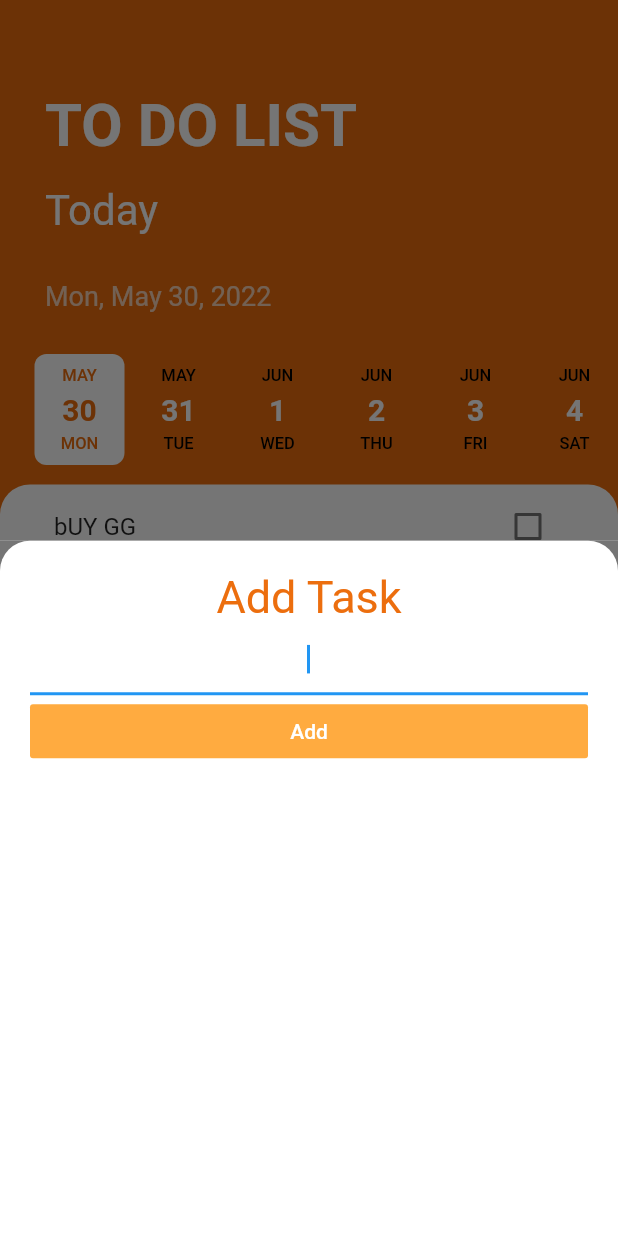
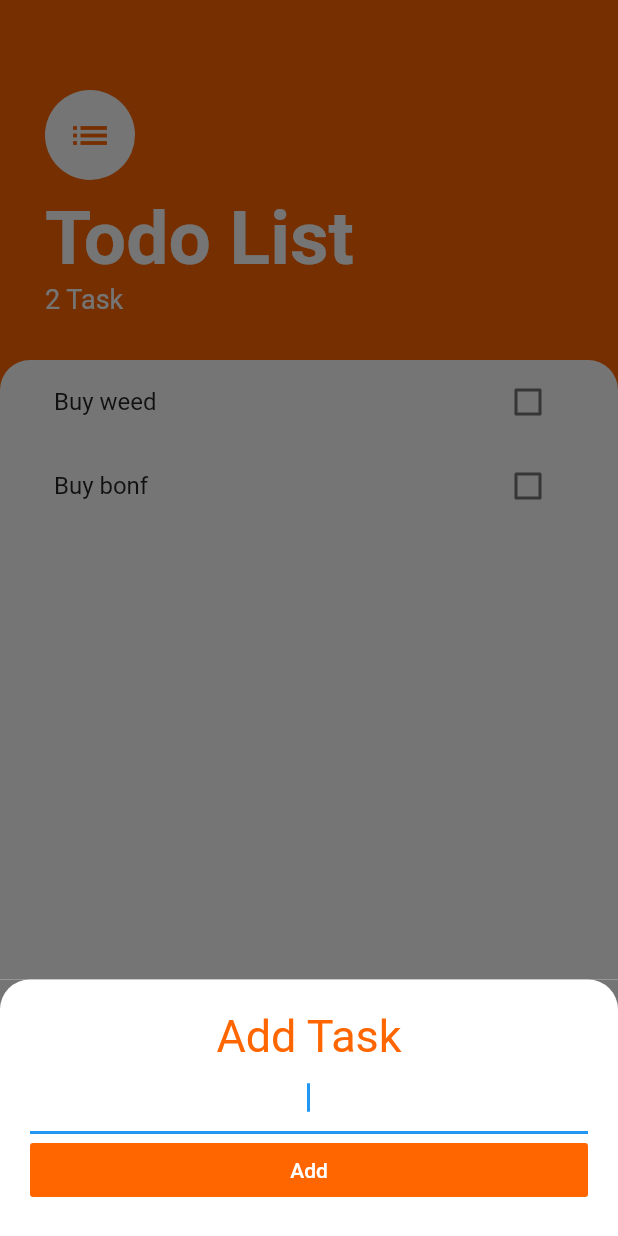
Before and after one commit to bineshburjamagar/todolist-app, a Flutter app: the screen it shows after launch, after a tap on the "add" icon, on a phone screen of 412 x 824 dp. Run offline on Flutter 3.47's test engine with Material 2 defaults, Android fonts, the phone set to English and light mode, and no system bars; drawn by our look-alikes of date_picker_timeline.

```diff
--- /dev/null
+++ b/todolist/lib/screens/add_task_screen.dart
@@ -0,0 +1,59 @@
+// ignore_for_file: deprecated_member_use
+
+import 'package:flutter/material.dart';
+
+class AddTaskScreen extends StatelessWidget {
+  final Function addTaskCallback;
+  // ignore: use_key_in_widget_constructors
+  const AddTaskScreen(this.addTaskCallback);
+  @override
+  Widget build(BuildContext context) {
+    String? newTaskTitle;
+
+    return Container(
+      color: const Color(0xff757575),
+      child: Container(
+        padding: const EdgeInsets.all(20.0),
+        decoration: const BoxDecoration(
+          color: Colors.white,
+          borderRadius: BorderRadius.only(
+            topLeft: Radius.circular(20.0),
+            topRight: Radius.circular(20.0),
+          ),
+        ),
+        child: Column(
+          crossAxisAlignment: CrossAxisAlignment.stretch,
+          children: <Widget>[
+            const Text(
+              'Add Task',
+              textAlign: TextAlign.center,
+              style: TextStyle(
+                fontSize: 30.0,
+                color: Color(0xffFF6600),
+              ),
+            ),
+            TextField(
+              autofocus: true,
+              textAlign: TextAlign.center,
+              onChanged: (newText) {
+                newTaskTitle = newText;
+              },
+            ),
+            FlatButton(
+              child: const Text(
+                'Add',
+                style: TextStyle(
+                  color: Colors.white,
+                ),
+              ),
+              color: const Color(0xffFF6600),
+              onPressed: () {
+                addTaskCallback(newTaskTitle);
+              },
+            ),
+          ],
+        ),
+      ),
+    );
+  }
+}
--- a/todolist/lib/screens/task_screen.dart
+++ b/todolist/lib/screens/task_screen.dart
@@ -1,9 +1,7 @@
-// ignore_for_file: deprecated_member_use
-
 import 'package:flutter/material.dart';
+import 'package:todolist/models/task.dart';
+import 'package:todolist/screens/add_task_screen.dart';
 import 'package:todolist/widgets/task_list.dart';
-import 'package:intl/intl.dart';
-import 'package:date_picker_timeline/date_picker_timeline.dart';
 
 class TasksScreen extends StatefulWidget {
   const TasksScreen({Key? key}) : super(key: key);
@@ -13,131 +11,68 @@ class TasksScreen extends StatefulWidget {
 }
 
 class _TasksScreenState extends State<TasksScreen> {
-  Widget buildButtomSheet(BuildContext context) {
-    return Container(
-      color: const Color(0xFF757575),
-      child: Container(
-        decoration: const BoxDecoration(
-            color: Colors.white,
-            borderRadius: BorderRadius.only(
-                topLeft: Radius.circular(20.0),
-                topRight: Radius.circular(20.0))),
-        child: Padding(
-          padding: const EdgeInsets.all(20.0),
-          child: Column(
-            crossAxisAlignment: CrossAxisAlignment.stretch,
-            children: [
-              const Text(
-                'Add Task',
-                textAlign: TextAlign.center,
-                style: TextStyle(fontSize: 30.0, color: Color(0xFFEC6E0E)),
-              ),
-              const TextField(
-                autofocus: true,
-                textAlign: TextAlign.center,
-              ),
-              FlatButton(
-                onPressed: () {},
-                child: const Text(
-                  'Add',
-                  style: TextStyle(color: Colors.white),
-                ),
-                color: Colors.orangeAccent,
-              ),
-            ],
-          ),
-        ),
-      ),
-    );
-  }
-
+  List<Task> tasks = [Task(name: 'Buy weed'), Task(name: 'Buy bonf')];
   @override
   Widget build(BuildContext context) {
     return Scaffold(
-      backgroundColor: const Color(0xFFEC6E0E),
+      backgroundColor: const Color(0xffFF6600),
       floatingActionButton: FloatingActionButton(
+          backgroundColor: const Color(0xffFF6600),
+          child: const Icon(Icons.add),
           onPressed: () {
-          showModalBottomSheet(context: context, builder: buildButtomSheet);
-        },
-        backgroundColor: const Color(0xFFEC6E0E),
-        child: const Icon(Icons.add),
-      ),
+            showModalBottomSheet(
+                context: context,
+                isScrollControlled: true,
+                builder: (context) => SingleChildScrollView(
+                        child: Container(
+                      padding: EdgeInsets.only(
+                          bottom: MediaQuery.of(context).viewInsets.bottom),
+                      child: AddTaskScreen((newTaskTitle) {
+                        setState(() {
+                          tasks.add(Task(name: newTaskTitle));
+                        });
+                        Navigator.pop(context);
+                      }),
+                    )));
+          }),
       body: Column(
         crossAxisAlignment: CrossAxisAlignment.start,
-        children: [
+        children: <Widget>[
           Container(
             padding: const EdgeInsets.only(
                 top: 60.0, left: 30.0, right: 30.0, bottom: 30.0),
             child: Column(
               crossAxisAlignment: CrossAxisAlignment.start,
-              children: [
-                // const CircleAvatar(
-                //   child: Icon(
-                //     Icons.view_list_rounded,
-                //     size: 30.0,
-                //     color: Color(0xFFEC6E0E),
-                //   ),
-                //   backgroundColor: Colors.white,
-                //   radius: 30.0,
-                // ),
-                // const SizedBox(height: 10.0),
-
+              children: <Widget>[
+                const CircleAvatar(
+                  child: Icon(
+                    Icons.list,
+                    size: 30.0,
+                    color: Color(0xffFF6600),
+                  ),
+                  backgroundColor: Colors.white,
+                  radius: 30.0,
+                ),
+                const SizedBox(
+                  height: 10.0,
+                ),
                 const Text(
-                  'TO DO LIST',
+                  'Todo List',
                   style: TextStyle(
                     color: Colors.white,
-                      fontSize: 40,
-                      fontWeight: FontWeight.w700),
+                    fontSize: 50.0,
+                    fontWeight: FontWeight.w700,
                   ),
-                // const Text(
-                //   '666 Tasks',
-                //   style: TextStyle(color: Colors.white, fontSize: 18.0),
-                // ),
-                const SizedBox(
-                  height: 10,
                 ),
-                SizedBox(
-                  height: 40,
-                  child: Row(
-                    mainAxisAlignment: MainAxisAlignment.start,
-                    children: [
-                      Column(
-                        mainAxisAlignment: MainAxisAlignment.end,
-                        children: const [
                 Text(
-                            'Today',
-                            style: TextStyle(color: Colors.white, fontSize: 28),
-                          ),
-                        ],
-                      ),
-                    ],
+                  '${tasks.length} Task',
+                  style: const TextStyle(
+                    color: Colors.white,
+                    fontSize: 18,
                   ),
                 ),
               ],
             ),
-          ),
-          Padding(
-            padding: const EdgeInsets.only(left: 30.0, bottom: 5.0),
-            child: Text(DateFormat.yMMMEd().format(DateTime.now()),
-                style: const TextStyle(color: Colors.white70, fontSize: 18)),
-          ),
-          Container(
-            margin: const EdgeInsets.only(left: 20, top: 20),
-            child: DatePicker(
-              DateTime.now(),
-              height: 80.0,
-              width: 60.0,
-              initialSelectedDate: DateTime.now(),
-              selectionColor: Colors.white,
-              selectedTextColor: const Color(0xFFEC6E0E),
-              dateTextStyle: const TextStyle(
-                  fontSize: 20,
-                  fontWeight: FontWeight.w600,
-                  color: Colors.white),
-            ),
-          ),
-          const SizedBox(
-            height: 10.0,
           ),
           Expanded(
             child: Container(
@@ -146,10 +81,12 @@ class _TasksScreenState extends State<TasksScreen> {
                 color: Colors.white,
                 borderRadius: BorderRadius.only(
                   topLeft: Radius.circular(20.0),
-                      topRight: Radius.circular(20.0))),
-              child: const TaskList(),
+                  topRight: Radius.circular(20.0),
                 ),
-          )
+              ),
+              child: TaskList(tasks),
+            ),
+          ),
         ],
       ),
     );
--- a/todolist/lib/widgets/task_list.dart
+++ b/todolist/lib/widgets/task_list.dart
@@ -3,34 +3,31 @@ import 'package:todolist/models/task.dart';
 import 'package:todolist/widgets/task_tile.dart';
 
 class TaskList extends StatefulWidget {
-  const TaskList({
-    Key? key,
-  }) : super(key: key);
+  final List<Task> tasks;
+  // ignore: use_key_in_widget_constructors
+  const TaskList(
+    this.tasks,
+  );
 
   @override
   State<TaskList> createState() => _TaskListState();
 }
 
 class _TaskListState extends State<TaskList> {
-  List<Task> tasks = [
-    Task(name: 'bUY GG'),
-    Task(name: 'buy xd'),
-    Task(name: 'buy ll')
-  ];
   @override
   Widget build(BuildContext context) {
     return ListView.builder(
       itemBuilder: (context, index) {
         return TaskTile(
-            isChecked: tasks[index].isDone,
-            taskTitle: tasks[index].name,
+            isChecked: widget.tasks[index].isDone,
+            taskTitle: widget.tasks[index].name,
             checkboxCallback: (bool? checkBoxState) {
               setState(() {
-                tasks[index].toggleDone();
+                widget.tasks[index].toggleDone();
               });
             });
       },
-      itemCount: tasks.length,
+      itemCount: widget.tasks.length,
     );
   }
 }
--- a/todolist/lib/widgets/task_tile.dart
+++ b/todolist/lib/widgets/task_tile.dart
@@ -1,5 +1,3 @@
-import 'dart:ffi';
-
 import 'package:flutter/material.dart';
 
 class TaskTile extends StatelessWidget {
--- a/todolist/pubspec.yaml
+++ b/todolist/pubspec.yaml
@@ -37,6 +37,7 @@ dependencies:
   table_calendar: ^3.0.5
   intl: ^0.17.0
   date_picker_timeline: ^1.2.3
+  provider: ^6.0.3
 
 dev_dependencies:
   flutter_test:
```
Also changed, not shown: todolist/pubspec.lock. Lines whose indentation alone changed are shown as unchanged.
